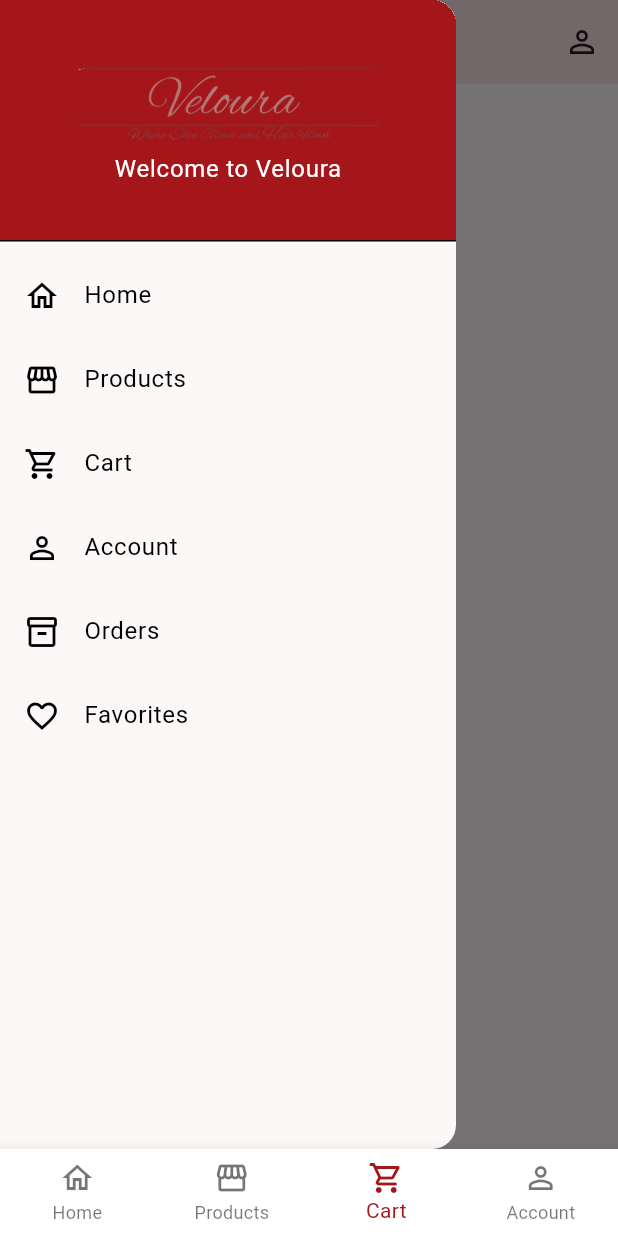
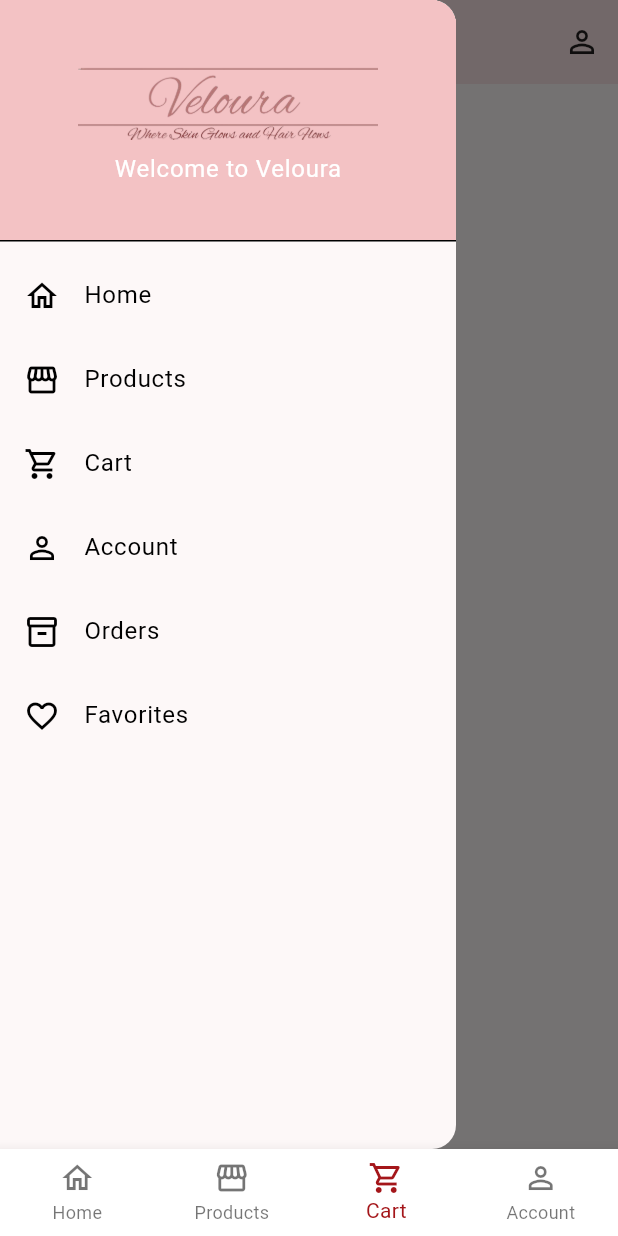
Before and after one commit to IsumiKalpage/veloura_mobile_mad, a Flutter app: the HomeScreen screen opened by its route, item 3 of the bottom bar chosen, with the side drawer open, on a phone screen of 412 x 824 dp. Run offline on Flutter 3.47's test engine with Material 3 defaults, Android fonts, the phone set to English and light mode, and no system bars; our stand-ins replace battery_plus, cached_network_image, dio, flutter_riverpod, flutter_secure_storage, geolocator and 4 more; accounts and stored records are empty; network calls fail.

Commit message:
Changes the color of the drawer

```diff
--- a/lib/features/cart/presentation/cart_screen.dart
+++ b/lib/features/cart/presentation/cart_screen.dart
@@ -22,7 +22,7 @@
         children: [
           DrawerHeader(
             decoration: BoxDecoration(
-              color: isDark ? const Color(0xFF2C2C2C) : const Color(0xFFA4161A),
+              color: isDark ? const Color(0xFF2C2C2C) : const Color.fromARGB(255, 243, 194, 196),
             ),
             child: Column(
               mainAxisAlignment: MainAxisAlignment.center,
--- a/lib/features/home/presentation/home_screen.dart
+++ b/lib/features/home/presentation/home_screen.dart
@@ -42,7 +42,7 @@
         children: [
           DrawerHeader(
             decoration: BoxDecoration(
-              color: isDark ? Colors.grey[850] : const Color(0xFFA4161A),
+              color: isDark ? Colors.grey[850] : const Color.fromARGB(255, 243, 194, 196),
             ),
             child: Column(
               mainAxisAlignment: MainAxisAlignment.center,
--- a/lib/features/products/presentation/products_screen.dart
+++ b/lib/features/products/presentation/products_screen.dart
@@ -31,7 +31,7 @@
         children: [
           DrawerHeader(
             decoration: BoxDecoration(
-              color: isDark ? Colors.grey[850] : const Color(0xFFA4161A),
+              color: isDark ? Colors.grey[850] : const Color.fromARGB(255, 243, 194, 196),
             ),
             child: Column(
               mainAxisAlignment: MainAxisAlignment.center,
```
